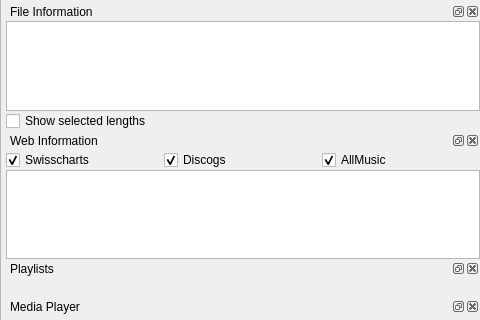
Above: src/QUMainWindow.ui from UltraStar-Deluxe/UltraStar-Manager before the change; both pictures show x 474 to 954 and y 296 to 616 of the 954 by 765 pixel window. Below: the same form after it.
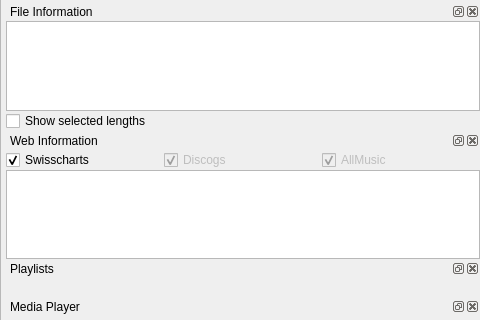
That is the form after the change. Icons and pictures are not drawn. Custom widgets are drawn as their Qt base class.

What changed in the file:
```diff
--- a/src/QUMainWindow.ui
+++ b/src/QUMainWindow.ui
@@ -608,6 +608,9 @@
             </item>
             <item>
              <widget class="QCheckBox" name="discogsChk">
+              <property name="enabled">
+               <bool>false</bool>
+              </property>
               <property name="text">
                <string>Discogs</string>
               </property>
@@ -628,6 +631,9 @@
             </item>
             <item>
              <widget class="QCheckBox" name="allmusicChk">
+              <property name="enabled">
+               <bool>false</bool>
+              </property>
               <property name="text">
                <string>AllMusic</string>
               </property>
```
